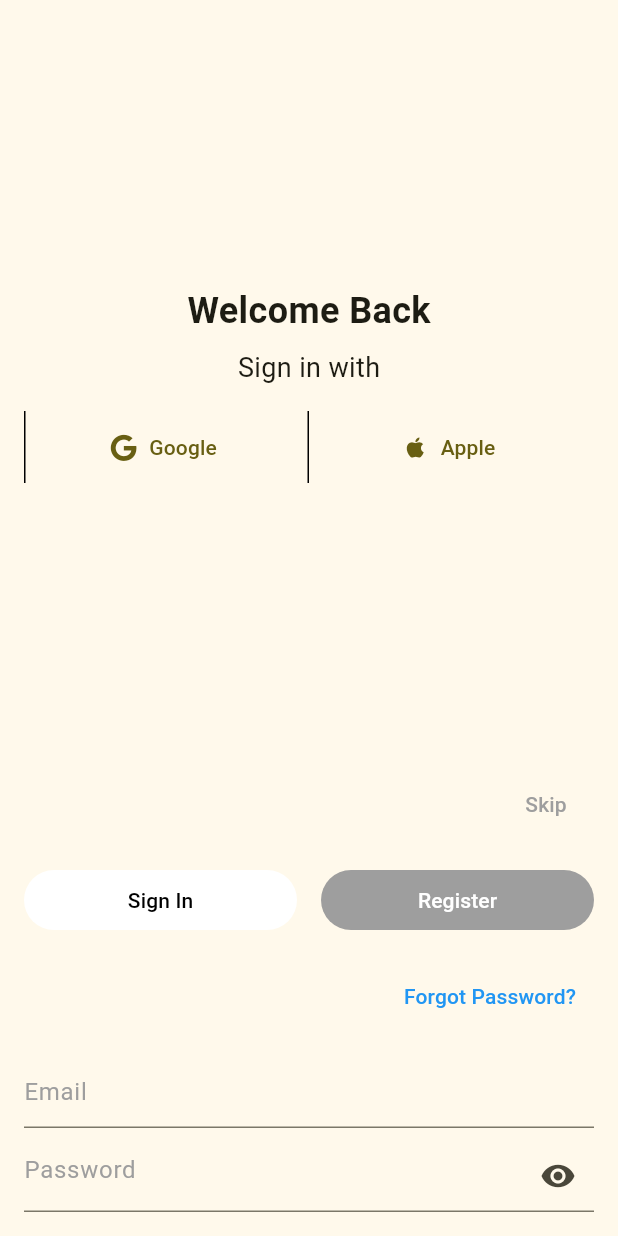
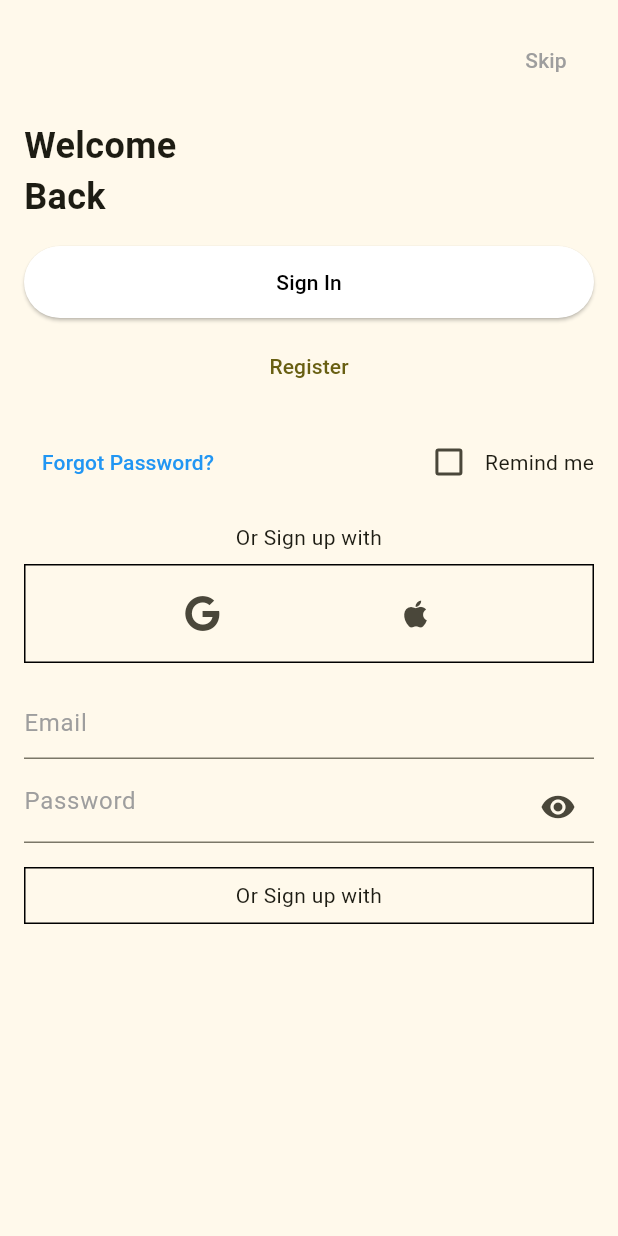
Before and after one commit to JawaherAlmoqati/EKRA, a Flutter app: the SignUp screen opened directly, on a phone screen of 412 x 824 dp. Run offline on Flutter 3.47's test engine with Material 3 defaults, Android fonts, the light colour scheme and no system bars; our stand-ins replace firebase_core, flutter_vector_icons; accounts and stored records are empty.

Commit message:
Commit message

```diff
--- a/lib/signin.dart
+++ b/lib/signin.dart
@@ -12,59 +12,6 @@ class SignUp extends StatelessWidget {
         child: Column(
           crossAxisAlignment: CrossAxisAlignment.stretch,
           children: [
-            Expanded(
-              child: Column(
-                mainAxisAlignment: MainAxisAlignment.center,
-                children: [
-                  const Text(
-                    'Welcome Back',
-                    style: TextStyle(
-                      fontSize: 24.0,
-                      fontWeight: FontWeight.bold,
-                    ),
-                  ),
-                  const SizedBox(height: 8.0),
-                  const Text(
-                    'Sign in with',
-                    style: TextStyle(
-                      fontSize: 18.0,
-                    ),
-                  ),
-                  const SizedBox(height: 16.0),
-                  Row(
-                    children: [
-                      Expanded(
-                        child: Container(
-                          decoration: const BoxDecoration(
-                            border: Border(
-                              right: BorderSide(),
-                              left: BorderSide(),
-                            ),
-                          ),
-                          child: TextButton.icon(
-                            onPressed: () {
-                              // Handle Google sign-in
-                            },
-                            icon: const Icon(FontAwesome.google),
-                            label: const Text('Google'),
-                          ),
-                        ),
-                      ),
-                      Expanded(
-                        child: TextButton.icon(
-                          onPressed: () {
-                            // Handle Apple sign-in
-                          },
-                          icon: const Icon(Icons.apple),
-                          label: const Text('Apple'),
-                        ),
-                      ),
-                    ],
-                  ),
-                ],
-              ),
-            ),
-            const SizedBox(height: 16.0),
             Row(
               mainAxisAlignment: MainAxisAlignment.end,
               children: [
@@ -82,42 +29,43 @@ class SignUp extends StatelessWidget {
               ],
             ),
             const SizedBox(height: 16.0),
-            Row(
-              children: [
-                Expanded(
-                  child: TextButton(
+            const Text(
+              'Welcome',
+              style: TextStyle(
+                fontSize: 24.0,
+                fontWeight: FontWeight.bold,
+              ),
+            ),
+            const Text(
+              'Back',
+              style: TextStyle(
+                fontSize: 24.0,
+                fontWeight: FontWeight.bold,
+              ),
+            ),
+            const SizedBox(height: 16.0),
+            ElevatedButton(
               onPressed: () {
                 // Handle sign-in button
               },
               style: ButtonStyle(
-                      backgroundColor:
-                          MaterialStateProperty.all<Color>(Colors.white),
-                      foregroundColor:
-                          MaterialStateProperty.all<Color>(Colors.black),
+                backgroundColor: MaterialStateProperty.all<Color>(Colors.white),
+                foregroundColor: MaterialStateProperty.all<Color>(Colors.black),
+                minimumSize: MaterialStateProperty.all<Size>(
+                    const Size(double.infinity, 48.0)),
               ),
               child: const Text('Sign In'),
             ),
-                ),
-                const SizedBox(width: 16.0),
-                Expanded(
-                  child: TextButton(
+            const SizedBox(height: 8.0),
+            TextButton(
               onPressed: () {
                 // Handle register button
               },
-                    style: ButtonStyle(
-                      backgroundColor:
-                          MaterialStateProperty.all<Color>(Colors.grey),
-                      foregroundColor:
-                          MaterialStateProperty.all<Color>(Colors.white),
-                    ),
               child: const Text('Register'),
-                  ),
-                ),
-              ],
             ),
             const SizedBox(height: 16.0),
             Row(
-              mainAxisAlignment: MainAxisAlignment.end,
+              mainAxisAlignment: MainAxisAlignment.spaceBetween,
               children: [
                 TextButton(
                   onPressed: () {
@@ -130,7 +78,47 @@ class SignUp extends StatelessWidget {
                     ),
                   ),
                 ),
+                Row(
+                  children: [
+                    Checkbox(
+                      value: false,
+                      onChanged: (bool? value) {
+                        // Handle checkbox state change
+                      },
+                    ),
+                    const Text('Remind me'),
                   ],
+                ),
+              ],
+            ),
+            const SizedBox(height: 16.0),
+            const Text(
+              'Or Sign up with',
+              textAlign: TextAlign.center,
+            ),
+            const SizedBox(height: 8.0),
+            Container(
+              padding: const EdgeInsets.symmetric(vertical: 8.0),
+              decoration: BoxDecoration(
+                border: Border.all(),
+              ),
+              child: Row(
+                mainAxisAlignment: MainAxisAlignment.spaceEvenly,
+                children: [
+                  IconButton(
+                    onPressed: () {
+                      // Handle Google sign-in
+                    },
+                    icon: const Icon(FontAwesome.google),
+                  ),
+                  IconButton(
+                    onPressed: () {
+                      // Handle Apple sign-in
+                    },
+                    icon: const Icon(Icons.apple),
+                  ),
+                ],
+              ),
             ),
             const SizedBox(height: 16.0),
             const TextField(
@@ -153,6 +141,17 @@ class SignUp extends StatelessWidget {
               ),
               obscureText: true,
             ),
+            const SizedBox(height: 16.0),
+            Container(
+              decoration: BoxDecoration(
+                border: Border.all(),
+              ),
+              padding: const EdgeInsets.symmetric(vertical: 8.0),
+              child: const Text(
+                'Or Sign up with',
+                textAlign: TextAlign.center,
+              ),
+            ),
           ],
         ),
       ),
```
Lines whose indentation alone changed are shown as unchanged.
